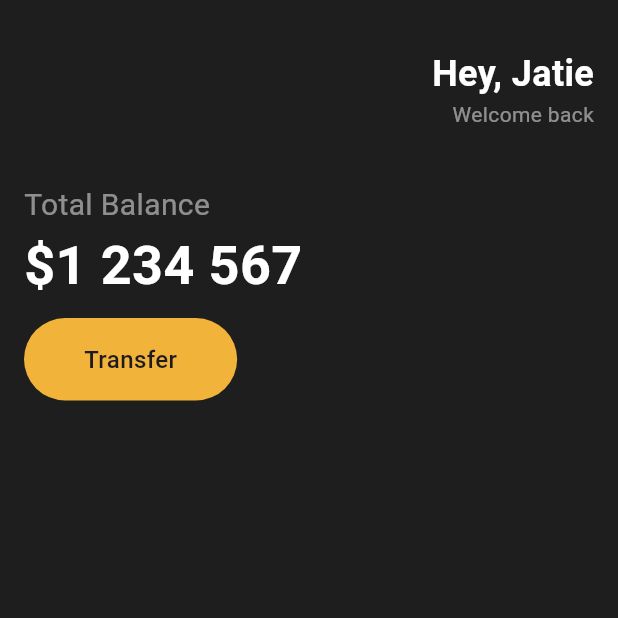
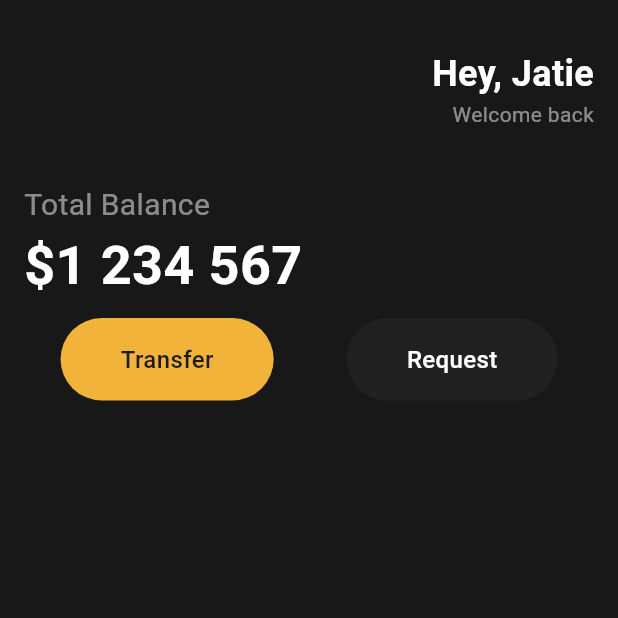
Before and after one commit to leejewon97/flutterUI, a Flutter app: the screen it shows after launch, on a phone screen of 412 x 824 dp, the top half of it. Run offline on Flutter 3.47's test engine with Material 3 defaults, Android fonts, the phone set to English and light mode, and no system bars; missing offline and left inert: dart:ffi.

Commit message:
[예측] 공통 속성을 가진 버튼을 만들기 위해 CustomButton 위젯을 생성 Container를 상속받고, padding과 decoration을 설정 Row 안에 2개의 CustomButton을 배치     새로운 align(spaceAround)을 사용하여 두 버튼을 가운데 정렬

```diff
--- a/lib/main.dart
+++ b/lib/main.dart
@@ -1,3 +1,5 @@
+import 'dart:ffi';
+
 import 'package:flutter/material.dart';
 
 void main() {
@@ -11,7 +13,7 @@ class App extends StatelessWidget {
   Widget build(BuildContext context) {
     return MaterialApp(
       home: Scaffold(
-        backgroundColor: const Color(0xFF1E1E1E),
+        backgroundColor: const Color(0xFF181818),
         body: Padding(
           padding: const EdgeInsets.symmetric(
             horizontal: 16.0,
@@ -67,15 +69,11 @@ class App extends StatelessWidget {
               const SizedBox(
                 height: 10,
               ),
-              Container(
-                padding: const EdgeInsets.symmetric(
-                  vertical: 16.0,
-                  horizontal: 40.0,
-                ),
-                decoration: BoxDecoration(
-                  color: const Color(0xFFF2B33A),
-                  borderRadius: BorderRadius.circular(40),
-                ),
+              Row(
+                mainAxisAlignment: MainAxisAlignment.spaceAround,
+                children: [
+                  CustomButton(
+                    decorationColor: const Color(0xFFF2B33A),
                     child: const Text(
                       'Transfer',
                       style: TextStyle(
@@ -84,6 +82,19 @@ class App extends StatelessWidget {
                       ),
                     ),
                   ),
+                  CustomButton(
+                    decorationColor: Colors.grey[900],
+                    child: const Text(
+                      'Request',
+                      style: TextStyle(
+                        fontSize: 16.0,
+                        fontWeight: FontWeight.w500,
+                        color: Colors.white,
+                      ),
+                    ),
+                  ),
+                ],
+              ),
             ],
           ),
         ),
@@ -91,3 +102,21 @@ class App extends StatelessWidget {
     );
   }
 }
+
+class CustomButton extends Container {
+  CustomButton({
+    super.key,
+    required Widget child,
+    required decorationColor,
+  }) : super(
+          padding: const EdgeInsets.symmetric(
+            vertical: 16.0,
+            horizontal: 40.0,
+          ),
+          decoration: BoxDecoration(
+            color: decorationColor,
+            borderRadius: BorderRadius.circular(40),
+          ),
+          child: child,
+        );
+}
```
Lines whose indentation alone changed are shown as unchanged.
